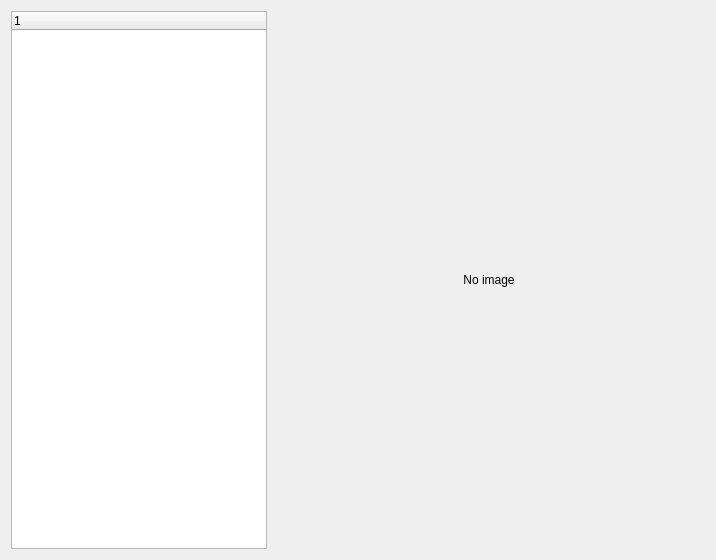
Qt form Code/qtdcm.ui (qtdcm/qtdcm) before a commit.
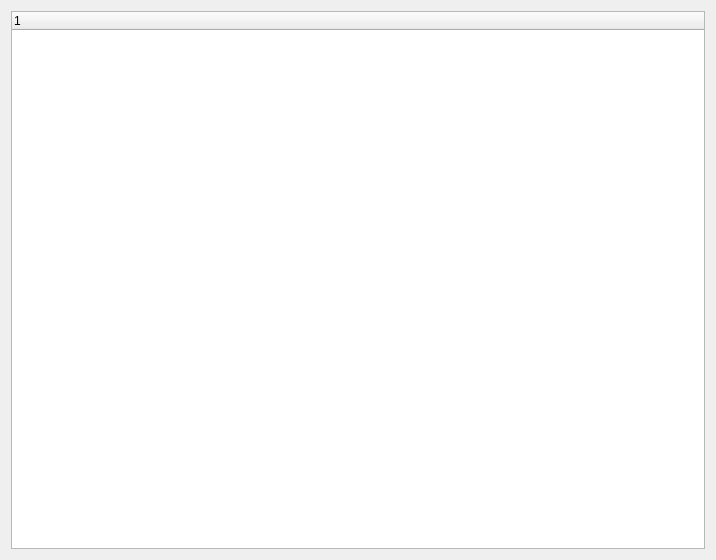
The same form after that commit.

Commit message: QtWidgets : Qtdcm can fastly parse dicomdir. Use dcm2nii to convert a dicom serie.

Patch:
```diff
--- a/Code/qtdcm.ui
+++ b/Code/qtdcm.ui
@@ -17,7 +17,7 @@
    <item row="0" column="0">
     <widget class="QTreeWidget" name="treeWidget">
      <property name="sizePolicy">
-      <sizepolicy hsizetype="Fixed" vsizetype="Expanding">
+      <sizepolicy hsizetype="Expanding" vsizetype="Expanding">
        <horstretch>0</horstretch>
        <verstretch>0</verstretch>
       </sizepolicy>
@@ -29,16 +29,6 @@
      </column>
     </widget>
    </item>
-   <item row="0" column="1">
-    <widget class="QLabel" name="label">
-     <property name="text">
-      <string>No image</string>
-     </property>
-     <property name="alignment">
-      <set>Qt::AlignCenter</set>
-     </property>
-    </widget>
-   </item>
   </layout>
  </widget>
  <resources/>
```
The commit also changes 4 other files.
